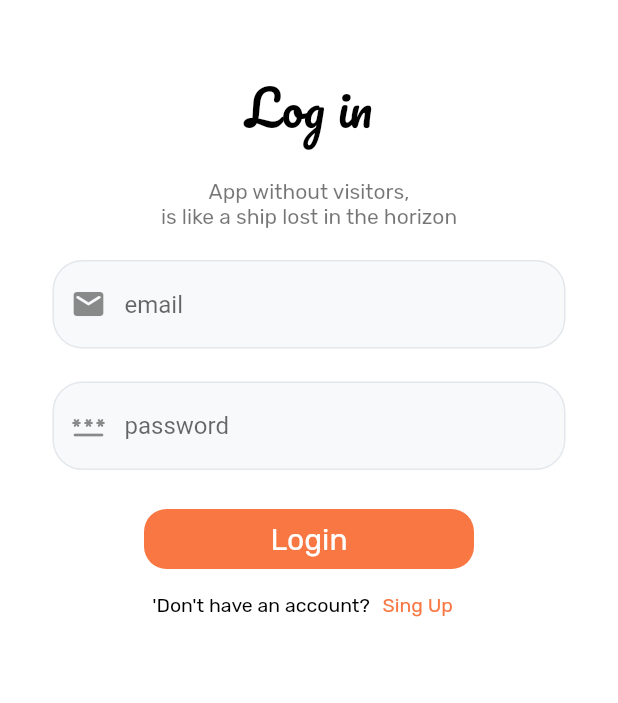
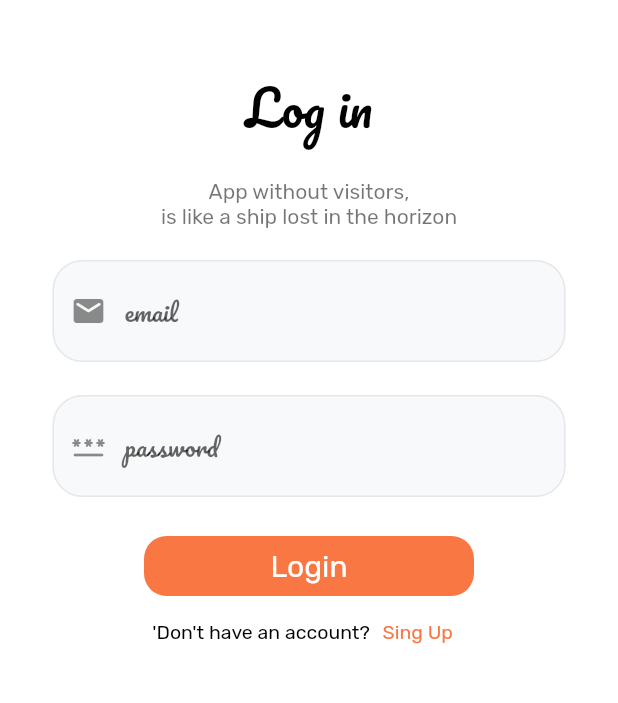
Before and after one commit to CodewithAnn/Fluter-ToolBox-App-Login-UI, a Flutter app: the screen it shows after launch, on a phone screen of 412 x 824 dp, the part 148-851 px from its top. Run offline on Flutter 3.47's test engine with Material 2 defaults, Android fonts, the phone set to English and light mode, and no system bars.

Commit message:
update font family in Email & password Textfield

```diff
--- a/lib/logi_ui.dart
+++ b/lib/logi_ui.dart
@@ -81,6 +81,7 @@ class ToolBoxLogin extends StatelessWidget {
             Padding(
               padding: const EdgeInsets.symmetric(vertical: 20, horizontal: 35),
               child: TextFormField(
+                style: const TextStyle(fontFamily: 'Pacifico'),
                 decoration: InputDecoration(
                     hintText: 'email',
                     filled: true,
@@ -103,6 +104,7 @@ class ToolBoxLogin extends StatelessWidget {
             Padding(
               padding: const EdgeInsets.symmetric(vertical: 2, horizontal: 35),
               child: TextFormField(
+                style: const TextStyle(fontFamily: 'Pacifico'),
                 decoration: InputDecoration(
                     hintText: 'password',
                     filled: true,
```
